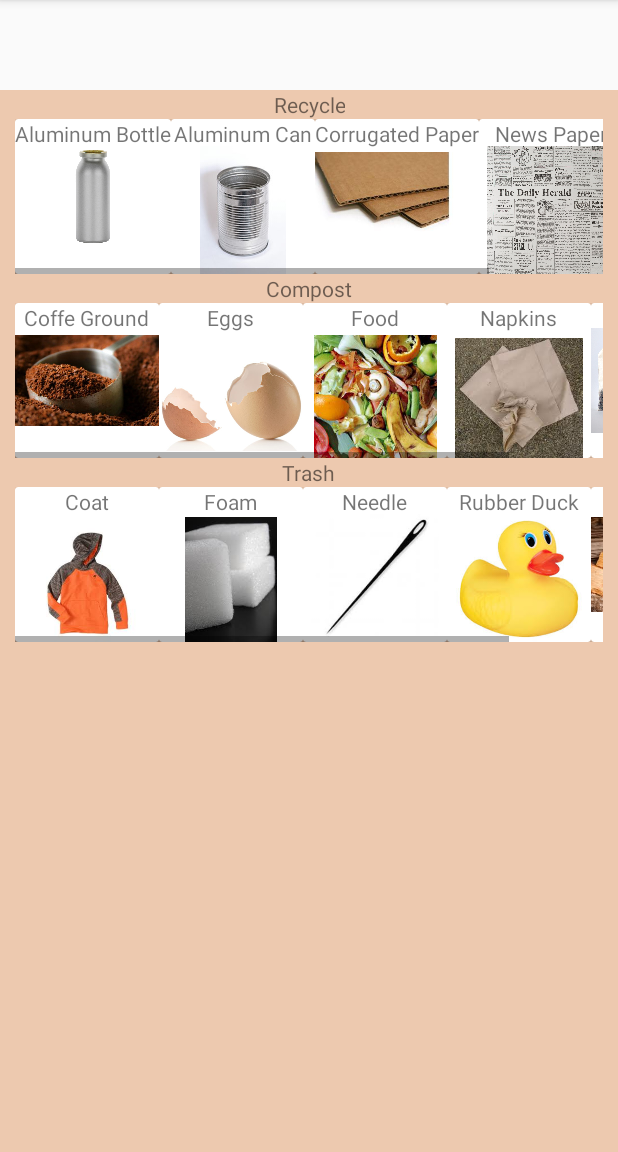
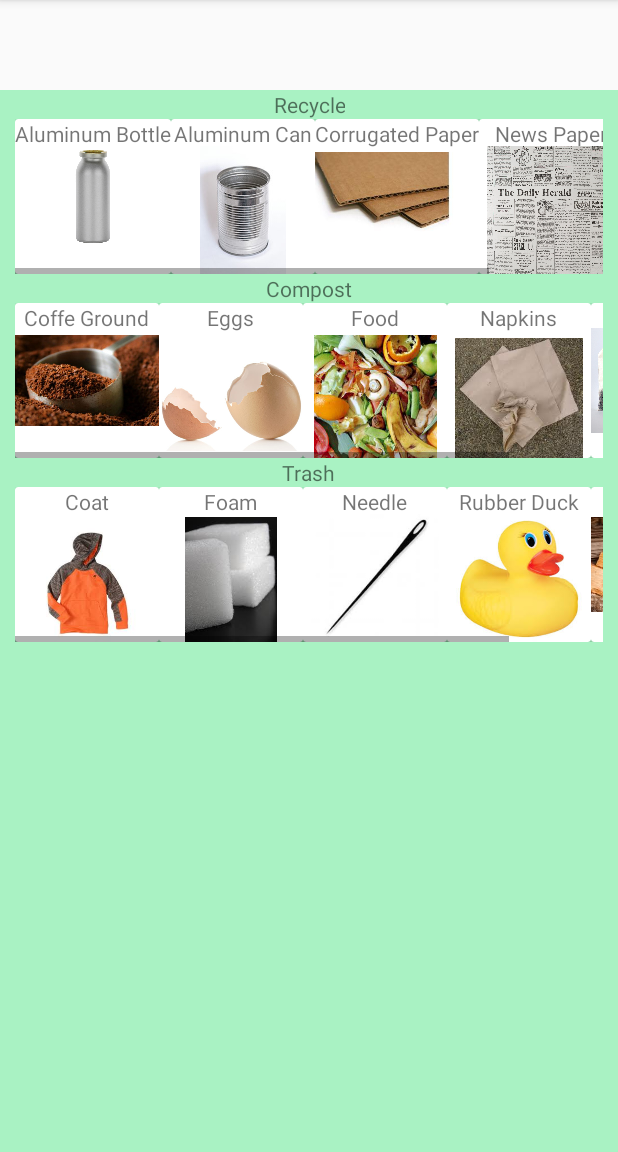
Before and after one commit to kushgkh/iSort, an Android app: the EducationActivity screen opened directly, with no data from a screen before it, on a phone screen of 412 x 824 dp, the part 84-1236 px from its top. Run offline under Robolectric (Android 15) with nearby library versions, the phone set to English and light mode, and no system bars.

Commit message:
Changed launching icon and background color

```diff
--- a/app/src/main/AndroidManifest.xml
+++ b/app/src/main/AndroidManifest.xml
@@ -8,7 +8,7 @@
 
     <application
         android:allowBackup="true"
-        android:icon="@mipmap/ic_launcher"
+        android:icon="@mipmap/isort_launcher"
         android:label="@string/app_name"
         android:supportsRtl="true"
         android:theme="@style/AppTheme">
--- a/app/src/main/res/values/values.xml
+++ b/app/src/main/res/values/values.xml
@@ -1,4 +1,4 @@
 <?xml version="1.0" encoding="utf-8"?>
 <resources>
-    <color name="background">#EDC9AF</color>
+    <color name="background">#a9f2c3</color>
 </resources>
```
